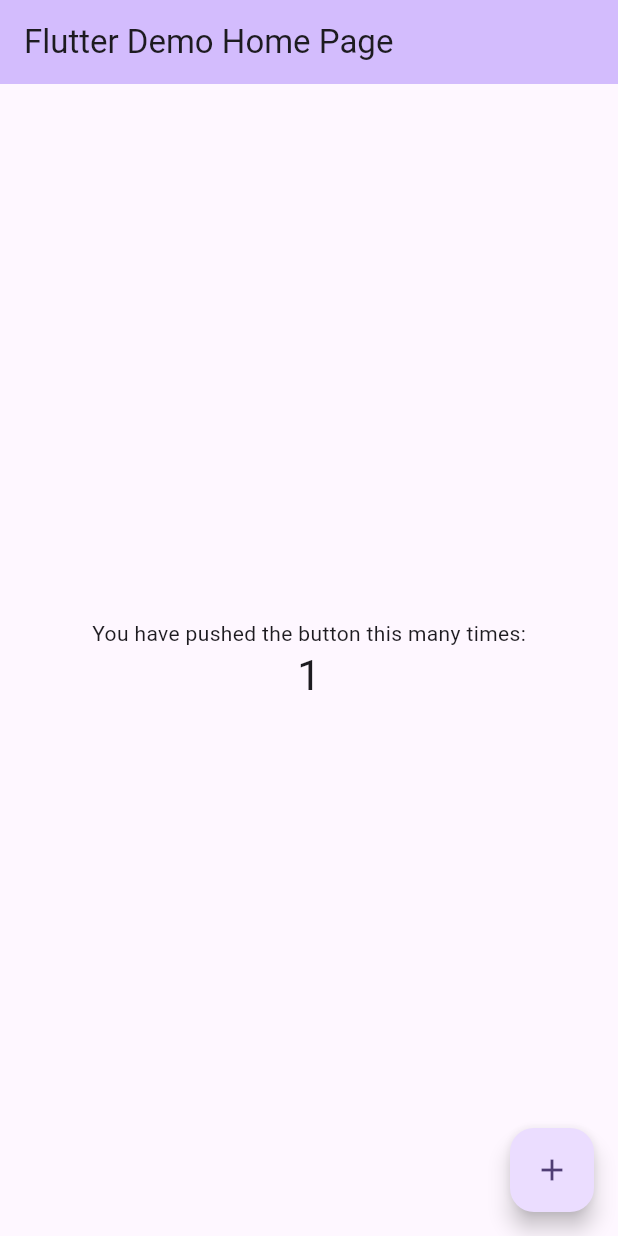
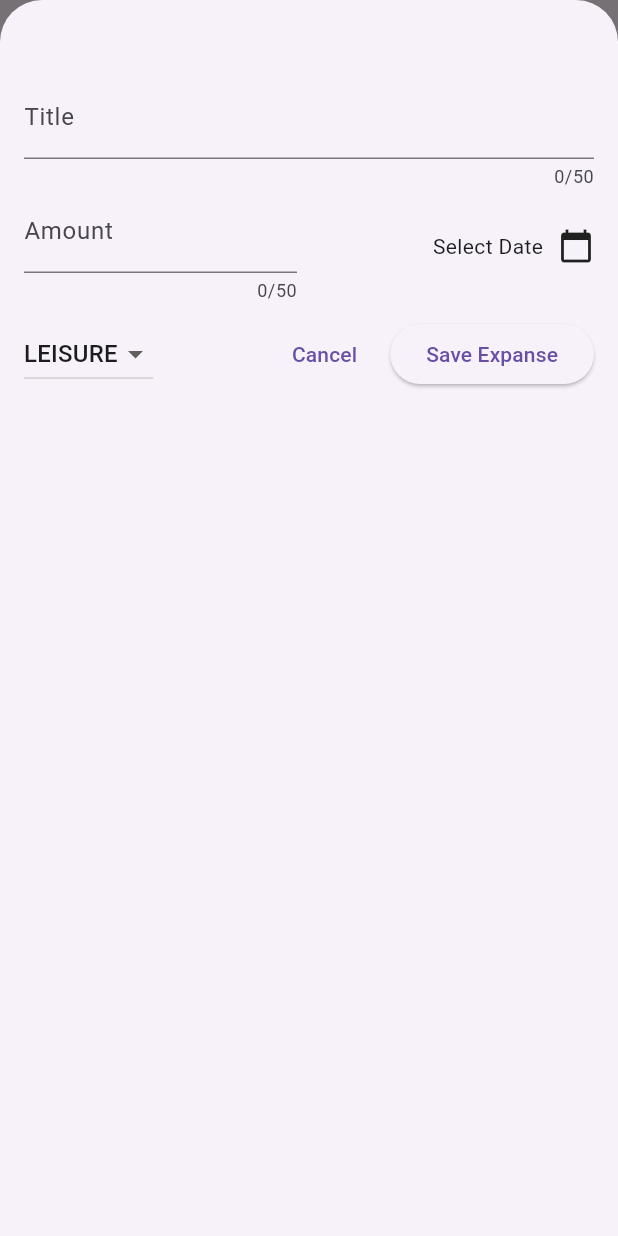
Before and after one commit to navaidali/expnese-tracker-app-flutter, a Flutter app: the screen it shows after launch, after a tap on the "add" icon, on a phone screen of 412 x 824 dp. Run offline on Flutter 3.47's test engine with Material 2 defaults, Android fonts, the phone set to English and light mode, and no system bars.

Commit message:
Expense Tracker App full code

```diff
--- a/expense_tracker/lib/main.dart
+++ b/expense_tracker/lib/main.dart
@@ -1,125 +1,9 @@
+import 'package:expense_tracker/widgets/expenses.dart';
 import 'package:flutter/material.dart';
 
 void main() {
-  runApp(const MyApp());
+  runApp( MaterialApp(
+    theme: ThemeData(useMaterial3: true),
+    home: const Expenses(),
+  ));
 }
-
-class MyApp extends StatelessWidget {
-  const MyApp({super.key});
-
-  // This widget is the root of your application.
-  @override
-  Widget build(BuildContext context) {
-    return MaterialApp(
-      title: 'Flutter Demo',
-      theme: ThemeData(
-        // This is the theme of your application.
-        //
-        // TRY THIS: Try running your application with "flutter run". You'll see
-        // the application has a blue toolbar. Then, without quitting the app,
-        // try changing the seedColor in the colorScheme below to Colors.green
-        // and then invoke "hot reload" (save your changes or press the "hot
-        // reload" button in a Flutter-supported IDE, or press "r" if you used
-        // the command line to start the app).
-        //
-        // Notice that the counter didn't reset back to zero; the application
-        // state is not lost during the reload. To reset the state, use hot
-        // restart instead.
-        //
-        // This works for code too, not just values: Most code changes can be
-        // tested with just a hot reload.
-        colorScheme: ColorScheme.fromSeed(seedColor: Colors.deepPurple),
-        useMaterial3: true,
-      ),
-      home: const MyHomePage(title: 'Flutter Demo Home Page'),
-    );
-  }
-}
-
-class MyHomePage extends StatefulWidget {
-  const MyHomePage({super.key, required this.title});
-
-  // This widget is the home page of your application. It is stateful, meaning
-  // that it has a State object (defined below) that contains fields that affect
-  // how it looks.
-
-  // This class is the configuration for the state. It holds the values (in this
-  // case the title) provided by the parent (in this case the App widget) and
-  // used by the build method of the State. Fields in a Widget subclass are
-  // always marked "final".
-
-  final String title;
-
-  @override
-  State<MyHomePage> createState() => _MyHomePageState();
-}
-
-class _MyHomePageState extends State<MyHomePage> {
-  int _counter = 0;
-
-  void _incrementCounter() {
-    setState(() {
-      // This call to setState tells the Flutter framework that something has
-      // changed in this State, which causes it to rerun the build method below
-      // so that the display can reflect the updated values. If we changed
-      // _counter without calling setState(), then the build method would not be
-      // called again, and so nothing would appear to happen.
-      _counter++;
-    });
-  }
-
-  @override
-  Widget build(BuildContext context) {
-    // This method is rerun every time setState is called, for instance as done
-    // by the _incrementCounter method above.
-    //
-    // The Flutter framework has been optimized to make rerunning build methods
-    // fast, so that you can just rebuild anything that needs updating rather
-    // than having to individually change instances of widgets.
-    return Scaffold(
-      appBar: AppBar(
-        // TRY THIS: Try changing the color here to a specific color (to
-        // Colors.amber, perhaps?) and trigger a hot reload to see the AppBar
-        // change color while the other colors stay the same.
-        backgroundColor: Theme.of(context).colorScheme.inversePrimary,
-        // Here we take the value from the MyHomePage object that was created by
-        // the App.build method, and use it to set our appbar title.
-        title: Text(widget.title),
-      ),
-      body: Center(
-        // Center is a layout widget. It takes a single child and positions it
-        // in the middle of the parent.
-        child: Column(
-          // Column is also a layout widget. It takes a list of children and
-          // arranges them vertically. By default, it sizes itself to fit its
-          // children horizontally, and tries to be as tall as its parent.
-          //
-          // Column has various properties to control how it sizes itself and
-          // how it positions its children. Here we use mainAxisAlignment to
-          // center the children vertically; the main axis here is the vertical
-          // axis because Columns are vertical (the cross axis would be
-          // horizontal).
-          //
-          // TRY THIS: Invoke "debug painting" (choose the "Toggle Debug Paint"
-          // action in the IDE, or press "p" in the console), to see the
-          // wireframe for each widget.
-          mainAxisAlignment: MainAxisAlignment.center,
-          children: <Widget>[
-            const Text(
-              'You have pushed the button this many times:',
-            ),
-            Text(
-              '$_counter',
-              style: Theme.of(context).textTheme.headlineMedium,
-            ),
-          ],
-        ),
-      ),
-      floatingActionButton: FloatingActionButton(
-        onPressed: _incrementCounter,
-        tooltip: 'Increment',
-        child: const Icon(Icons.add),
-      ), // This trailing comma makes auto-formatting nicer for build methods.
-    );
-  }
-}
--- /dev/null
+++ b/expense_tracker/lib/models/expense_model.dart
@@ -0,0 +1,34 @@
+import 'package:flutter/material.dart';
+import 'package:intl/intl.dart';
+import 'package:uuid/uuid.dart';
+
+const uuid = Uuid();
+final formatter = DateFormat.yMd();
+
+enum Category { food, travel, leisure, work }
+
+const categoryIcons = {
+  Category.food: Icons.lunch_dining,
+  Category.travel: Icons.flight_takeoff,
+  Category.leisure: Icons.movie,
+  Category.work: Icons.work,
+};
+
+class ExpenseModel {
+  ExpenseModel(
+      {required this.title,
+      required this.amount,
+      required this.date,
+      required this.category})
+      : id = uuid.v4();
+
+  final String id;
+  final String title;
+  final double amount;
+  final DateTime date;
+  final Category category;
+
+  String get formattedDate{
+    return formatter.format(date);
+  }
+}
--- /dev/null
+++ b/expense_tracker/lib/widgets/expense_item.dart
@@ -0,0 +1,39 @@
+import 'package:expense_tracker/models/expense_model.dart';
+import 'package:flutter/material.dart';
+
+class Expenseitem extends StatelessWidget {
+  const Expenseitem(this.expense, {super.key});
+  final ExpenseModel expense;
+
+  @override
+  Widget build(BuildContext context) {
+    return Card(
+      child: Padding(
+        padding: const EdgeInsets.symmetric(vertical: 16, horizontal: 20),
+        child: Column(
+          crossAxisAlignment: CrossAxisAlignment.start,
+          children: [
+            Text(expense.title),
+            const SizedBox(
+              height: 5,
+            ),
+
+            Row(
+              children: [
+                Text("\$${expense.amount.toStringAsFixed(2)}"),
+                const Spacer(),
+                Row(
+                  children: [
+                     Icon(categoryIcons[expense.category]),
+                    const SizedBox(width: 8,),
+                    Text(expense.formattedDate),
+                  ],
+                )
+              ],
+            )
+          ],
+        ),
+      ),
+    );
+  }
+}
--- /dev/null
+++ b/expense_tracker/lib/widgets/expense_list/expense_list.dart
@@ -0,0 +1,25 @@
+import 'package:expense_tracker/models/expense_model.dart';
+import 'package:expense_tracker/widgets/expense_item.dart';
+import 'package:flutter/material.dart';
+
+class ExpenseList extends StatelessWidget {
+  const ExpenseList(
+      {super.key, required this.expenses, required this.onRemoveExpense});
+
+  final List<ExpenseModel> expenses;
+  final void Function(ExpenseModel expense) onRemoveExpense;
+  @override
+  Widget build(BuildContext context) {
+    return Expanded(
+      child: ListView.builder(
+        itemCount: expenses.length,
+        itemBuilder: (context, index) => Dismissible(
+            key: ValueKey(expenses[index]),
+            onDismissed: (direction){
+              onRemoveExpense(expenses[index]);
+            },
+            child: Expenseitem(expenses[index])),
+      ),
+    );
+  }
+}
--- /dev/null
+++ b/expense_tracker/lib/widgets/expenses.dart
@@ -0,0 +1,89 @@
+import 'package:expense_tracker/widgets/expense_list/expense_list.dart';
+import 'package:expense_tracker/models/expense_model.dart';
+import 'package:expense_tracker/widgets/new_expense.dart';
+import 'package:flutter/material.dart';
+
+class Expenses extends StatefulWidget {
+  const Expenses({super.key});
+
+  @override
+  State<Expenses> createState() => _ExpensesState();
+}
+
+class _ExpensesState extends State<Expenses> {
+  final List<ExpenseModel> _registeredExpenses = [
+    ExpenseModel(
+        title: "Flutter Course",
+        amount: 89.99,
+        date: DateTime.now(),
+        category: Category.work),
+    ExpenseModel(
+        title: "Cinema",
+        amount: 53.39,
+        date: DateTime.now(),
+        category: Category.leisure)
+  ];
+
+  void _opendAddExpenseOverlay() {
+    showModalBottomSheet(
+        isScrollControlled: true,
+        context: context,
+        builder: (ctx) => NewExpense(onAddExpense: _addExpense));
+  }
+
+  void _addExpense(ExpenseModel expense) {
+    setState(() {
+      _registeredExpenses.add(expense);
+    });
+  }
+
+  void _removeExpense(ExpenseModel expense) {
+    final index = _registeredExpenses.indexOf(expense);
+    setState(() {
+      _registeredExpenses.remove(expense);
+    });
+    ScaffoldMessenger.of(context).clearSnackBars();
+    ScaffoldMessenger.of(context).showSnackBar(
+      SnackBar(
+        action: SnackBarAction(label: "undo", onPressed: (){
+          setState(() {
+            _registeredExpenses.insert(index, expense);
+          });
+
+        }),
+        content:const Text("Expense Deleted!"),
+        duration:const Duration(seconds: 3),
+      ),
+    );
+  }
+
+  @override
+  Widget build(BuildContext context) {
+    Widget mainContent = const Center(
+      child: Text("No Expense found. Start Adding Some!"),
+    );
+    if (_registeredExpenses.isNotEmpty) {
+      mainContent = ExpenseList(
+        expenses: _registeredExpenses,
+        onRemoveExpense: _removeExpense,
+      );
+    }
+    return Scaffold(
+      appBar: AppBar(
+        title: const Text("Flutter Expense Tracker"),
+        actions: [
+          IconButton(
+            onPressed: _opendAddExpenseOverlay,
+            icon: const Icon(Icons.add),
+          ),
+        ],
+      ),
+      body: Column(
+        children: [
+          const Text("Chart"),
+          mainContent,
+        ],
+      ),
+    );
+  }
+}
--- /dev/null
+++ b/expense_tracker/lib/widgets/new_expense.dart
@@ -0,0 +1,165 @@
+import 'package:flutter/material.dart';
+import 'package:intl/intl.dart';
+import 'package:expense_tracker/models/expense_model.dart';
+
+class NewExpense extends StatefulWidget {
+  const NewExpense({super.key, required this.onAddExpense});
+
+  final void Function(ExpenseModel expense) onAddExpense;
+
+  @override
+  State<NewExpense> createState() => _NewExpenseState();
+}
+
+class _NewExpenseState extends State<NewExpense> {
+  @override
+  void dispose() {
+    _titleController.dispose();
+    super.dispose();
+  }
+
+  final _titleController = TextEditingController();
+  final _amountController = TextEditingController();
+  final formatter = DateFormat.yMd();
+  Category _selectedCategory = Category.leisure;
+
+  DateTime? newDate;
+
+  void _showDatePicker() async {
+    final now = DateTime.now();
+    final firstDate = DateTime(now.year - 1, now.month, now.day);
+    final selectedDate = await showDatePicker(
+        context: context,
+        initialDate: now,
+        firstDate: firstDate,
+        lastDate: now);
+    setState(() {
+      newDate = selectedDate;
+    });
+  }
+
+  void _submitExpenseData() {
+    final enteredAmount = double.tryParse(_amountController.text);
+    final amountIsInvalid = enteredAmount == null || enteredAmount <= 0;
+
+    if (_titleController.text.trim().isEmpty || amountIsInvalid) {
+      //show error message
+      showDialog(
+          context: context,
+          builder: (ctx) => AlertDialog(
+                title: const Text("Invalid Input"),
+                content: const Text(
+                    "Please make sure a valid title, amount, category and date was entered"),
+                actions: [
+                  TextButton(
+                    onPressed: () {
+                      Navigator.pop(ctx);
+                    },
+                    child: const Text("Okay"),
+                  ),
+                ],
+              ));
+      return;
+    }
+    widget.onAddExpense(ExpenseModel(
+        title: _titleController.text,
+        amount: enteredAmount,
+        date: newDate!,
+        category: _selectedCategory));
+
+        Navigator.pop(context);
+  }
+
+  @override
+  Widget build(BuildContext context) {
+    return Padding(
+      padding: const EdgeInsets.fromLTRB(16, 50, 16, 16),
+      child: Column(children: [
+        TextField(
+          controller: _titleController,
+          maxLength: 50,
+          decoration: const InputDecoration(
+            label: Text("Title"),
+          ),
+        ),
+        Row(
+          children: [
+            Expanded(
+              child: TextField(
+                controller: _amountController,
+                maxLength: 50,
+                keyboardType: TextInputType.number,
+                decoration: const InputDecoration(
+                  prefixText: '\$ ',
+                  label: Text("Amount"),
+                ),
+              ),
+            ),
+            const SizedBox(
+              width: 16,
+            ),
+            Expanded(
+              child: Row(
+                mainAxisAlignment: MainAxisAlignment.end,
+                children: [
+                  Text(newDate == null
+                      ? "Select Date"
+                      : formatter.format(newDate!).toString()),
+                  const SizedBox(
+                    width: 10,
+                  ),
+                  GestureDetector(
+                      onTap: _showDatePicker,
+                      child: const Icon(Icons.calendar_today))
+                ],
+              ),
+            )
+          ],
+        ),
+        const SizedBox(
+          height: 10,
+        ),
+        Row(
+          children: [
+            DropdownButton(
+                value: _selectedCategory,
+                items: Category.values
+                    .map(
+                      (category) => DropdownMenuItem(
+                        value: category,
+                        child: Text(
+                          category.name.toString().toUpperCase(),
+                        ),
+                      ),
+                    )
+                    .toList(),
+                onChanged: (value) {
+                  if (value == null) {
+                    return;
+                  }
+                  setState(() {
+                    _selectedCategory = value;
+                  });
+                  print(_selectedCategory);
+                }),
+            const Spacer(),
+            TextButton(
+              onPressed: () {
+                Navigator.pop(context);
+              },
+              child: const Text("Cancel"),
+            ),
+            const SizedBox(
+              width: 10,
+            ),
+            ElevatedButton(
+                onPressed: () {
+                  _submitExpenseData();
+                },
+                child: const Text("Save Expanse")),
+          ],
+        )
+      ]),
+    );
+  }
+}
--- a/expense_tracker/pubspec.yaml
+++ b/expense_tracker/pubspec.yaml
@@ -35,6 +35,8 @@ dependencies:
   # The following adds the Cupertino Icons font to your application.
   # Use with the CupertinoIcons class for iOS style icons.
   cupertino_icons: ^1.0.2
+  uuid: ^3.0.7
+  intl: ^0.18.1
 
 dev_dependencies:
   flutter_test:
```
Also changed, not shown: expense_tracker/pubspec.lock, 388 other files.
